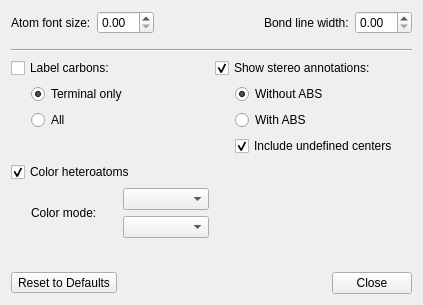
Old version of the form src/schrodinger/sketcher/ui/rendering_settings_dialog.ui in the repository schrodinger/sketcher.
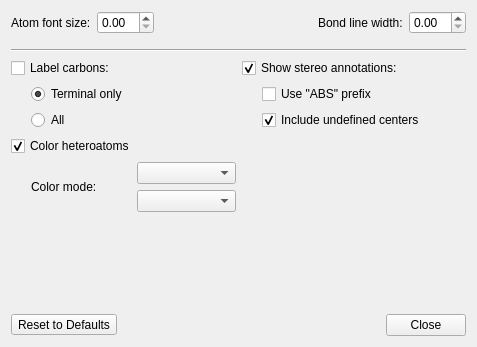
New version of the form.

```diff
--- a/src/schrodinger/sketcher/ui/rendering_settings_dialog.ui
+++ b/src/schrodinger/sketcher/ui/rendering_settings_dialog.ui
@@ -6,8 +6,8 @@
    <rect>
     <x>0</x>
     <y>0</y>
-    <width>423</width>
-    <height>305</height>
+    <width>477</width>
+    <height>347</height>
    </rect>
   </property>
   <property name="sizePolicy">
@@ -250,22 +250,9 @@
        <item>
         <layout class="QVBoxLayout" name="verticalLayout_6">
          <item>
-          <widget class="QRadioButton" name="m_without_ABS_rb">
+          <widget class="QCheckBox" name="m_abs_cb">
            <property name="text">
-            <string>Without ABS</string>
-           </property>
-           <property name="checked">
-            <bool>true</bool>
-           </property>
-           <attribute name="buttonGroup">
-            <string notr="true">m_stereo_bg</string>
-           </attribute>
-          </widget>
-         </item>
-         <item>
-          <widget class="QRadioButton" name="m_with_ABS_rb">
-           <property name="text">
-            <string>With ABS</string>
+            <string>Use &quot;ABS&quot; prefix</string>
            </property>
            <property name="checked">
             <bool>false</bool>
```
Left out of the diff: 3 changed lines with no effect on the pictures.
